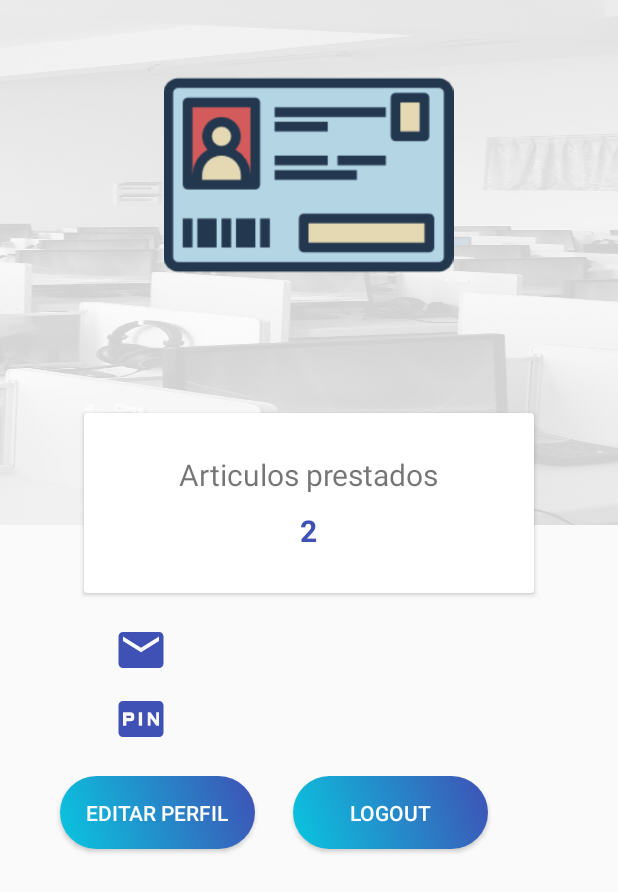
After one commit to BetanCesar/IoTecApp, an Android app: the PerfilActivity screen opened directly, with no data from a screen before it, on a phone screen of 412 x 824 dp. The commit adds this screen. Shown: the top 892 px of the screen. Run offline under Robolectric (Android 15) with nearby library versions, the phone set to English and light mode, and no system bars; our stand-ins replace Firebase (no records; nobody signed in at launch, a user with empty details on screens opened directly).

Commit message:
Activity perfil listo y boton Facebook

```diff
--- a/app/build.gradle
+++ b/app/build.gradle
@@ -21,6 +21,7 @@ android {
 dependencies {
     implementation fileTree(dir: 'libs', include: ['*.jar'])
     implementation 'com.android.support:appcompat-v7:26.1.0'
+    implementation 'com.android.support:cardview-v7:26.1.0'
     implementation 'com.android.support.constraint:constraint-layout:1.0.2'
     testImplementation 'junit:junit:4.12'
     androidTestImplementation 'com.android.support.test:runner:1.0.1'
--- a/app/src/main/AndroidManifest.xml
+++ b/app/src/main/AndroidManifest.xml
@@ -21,7 +21,8 @@
         <activity android:name=".CreateAccountActivity" />
         <activity android:name=".MainActivity" />
         <activity android:name=".ResetPasswordActivity" />
-        <activity android:name=".PedirMaterialesActivity"></activity>
+        <activity android:name=".PedirMaterialesActivity" />
+        <activity android:name=".PerfilActivity"></activity>
     </application>
 
 </manifest>
--- a/app/src/main/java/brandon/example/com/iotecapp/CreateAccountActivity.java
+++ b/app/src/main/java/brandon/example/com/iotecapp/CreateAccountActivity.java
@@ -52,7 +52,7 @@ public class CreateAccountActivity extends AppCompatActivity {
             @Override
             public void onClick(View view) {
 
-                String newemail = email.getText().toString().trim();
+                final String newemail = email.getText().toString().trim();
                 String newpass = contraseña.getText().toString().trim();
                 final String newname = nombre.getText().toString().trim();
                 final String newmatricula = matricula.getText().toString().trim();
@@ -95,6 +95,7 @@ public class CreateAccountActivity extends AppCompatActivity {
                                     DatabaseReference currentUserDB = mDatabase.child(auth.getCurrentUser().getUid());
                                     currentUserDB.child("nombre").setValue(newname);
                                     currentUserDB.child("matricula").setValue(newmatricula);
+                                    currentUserDB.child("correo").setValue(newemail);
                                     Intent intent = new Intent(CreateAccountActivity.this, MainActivity.class);
                                     startActivity(intent);
                                     finish();
--- a/app/src/main/java/brandon/example/com/iotecapp/MainActivity.java
+++ b/app/src/main/java/brandon/example/com/iotecapp/MainActivity.java
@@ -2,34 +2,51 @@ package brandon.example.com.iotecapp;
 
 import android.annotation.SuppressLint;
 import android.content.Intent;
+import android.net.Uri;
 import android.support.annotation.NonNull;
 import android.support.v7.app.AppCompatActivity;
 import android.os.Bundle;
 import android.view.View;
 import android.widget.Button;
+import android.widget.ImageView;
 
 import com.google.firebase.auth.FirebaseAuth;
 import com.google.firebase.auth.FirebaseUser;
 
 public class MainActivity extends AppCompatActivity {
-    private Button logout;
     private FirebaseAuth auth;
+    private ImageView perfil, facebook;
 
 
     @Override
     protected void onCreate(Bundle savedInstanceState) {
         super.onCreate(savedInstanceState);
         setContentView(R.layout.activity_main);
-        logout = (Button)findViewById(R.id.logout);
+
+        perfil = (ImageView) findViewById(R.id.perfil);
+        facebook = (ImageView) findViewById(R.id.facebookbutton);
+
         auth = FirebaseAuth.getInstance();
         //get current user
         final FirebaseUser user = FirebaseAuth.getInstance().getCurrentUser();
         //setDataToView(user);
 
-        logout.setOnClickListener(new View.OnClickListener() {
+
+        perfil.setOnClickListener(new View.OnClickListener() {
             @Override
             public void onClick(View view) {
-                signOut();
+                Intent intent = new Intent(MainActivity.this,PerfilActivity.class);
+                startActivity(intent);
+            }
+        });
+
+        facebook.setOnClickListener(new View.OnClickListener() {
+            @Override
+            public void onClick(View view) {
+                String url = "https://www.facebook.com/DCompCCM/";
+                Intent i = new Intent(Intent.ACTION_VIEW);
+                i.setData(Uri.parse(url));
+                startActivity(i);
             }
         });
 
@@ -68,25 +85,6 @@ public class MainActivity extends AppCompatActivity {
     };
 
 
-    //sign out method
-    public void signOut() {
-        auth.signOut();
-
-
-// this listener will be called when there is change in firebase user session
-        FirebaseAuth.AuthStateListener authListener = new FirebaseAuth.AuthStateListener() {
-            @Override
-            public void onAuthStateChanged(@NonNull FirebaseAuth firebaseAuth) {
-                FirebaseUser user = firebaseAuth.getCurrentUser();
-                if (user == null) {
-                    // user auth state is changed - user is null
-                    // launch login activity
-                    startActivity(new Intent(MainActivity.this, LoginActivity.class));
-                    finish();
-                }
-            }
-        };
-    }
 
     @Override
     protected void onResume() {
--- /dev/null
+++ b/app/src/main/java/brandon/example/com/iotecapp/PerfilActivity.java
@@ -0,0 +1,129 @@
+package brandon.example.com.iotecapp;
+
+import android.content.Intent;
+import android.support.annotation.NonNull;
+import android.support.v7.app.AppCompatActivity;
+import android.os.Bundle;
+import android.util.Log;
+import android.view.View;
+import android.widget.Button;
+import android.widget.TextView;
+
+import com.google.firebase.auth.FirebaseAuth;
+import com.google.firebase.auth.FirebaseUser;
+import com.google.firebase.database.DataSnapshot;
+import com.google.firebase.database.DatabaseError;
+import com.google.firebase.database.DatabaseReference;
+import com.google.firebase.database.FirebaseDatabase;
+import com.google.firebase.database.ValueEventListener;
+
+public class PerfilActivity extends AppCompatActivity {
+
+    private TextView nombre, prestados, correo, matricula;
+    private FirebaseAuth.AuthStateListener authStateListener;
+    private FirebaseAuth auth;
+    private DatabaseReference mRef;
+    private Button logout;
+
+    @Override
+    protected void onCreate(Bundle savedInstanceState) {
+        super.onCreate(savedInstanceState);
+        setContentView(R.layout.activity_perfil);
+
+        nombre = (TextView) findViewById(R.id.nombre);
+        prestados = (TextView) findViewById(R.id.prestados);
+        correo = (TextView) findViewById(R.id.correo);
+        matricula = (TextView) findViewById(R.id.matricula);
+        logout = (Button) findViewById(R.id.logoutnew);
+
+        logout.setOnClickListener(new View.OnClickListener() {
+            @Override
+            public void onClick(View view) {
+                signOut();
+            }
+        });
+
+        auth = FirebaseAuth.getInstance();
+        final FirebaseUser user = FirebaseAuth.getInstance().getCurrentUser();
+        setDataToView(user);
+
+        authStateListener = new FirebaseAuth.AuthStateListener() {
+            @Override
+            public void onAuthStateChanged(@NonNull FirebaseAuth firebaseAuth) {
+                FirebaseUser user = firebaseAuth.getCurrentUser();
+                if(user == null){
+                    Intent intent = new Intent(PerfilActivity.this,LoginActivity.class);
+                    startActivity(intent);
+                    finish();
+                }
+            }
+        };
+
+        String uid = FirebaseAuth.getInstance().getCurrentUser().getUid();
+
+        Log.e("MYLOG",uid);
+
+        mRef = FirebaseDatabase.getInstance().getReference("users").child(uid);
+        mRef.addValueEventListener(new ValueEventListener() {
+            @Override
+            public void onDataChange(DataSnapshot dataSnapshot) {
+                nombre.setText(dataSnapshot.child("nombre").getValue(String.class));
+                matricula.setText(dataSnapshot.child("matricula").getValue(String.class));
+
+
+            }
+
+            @Override
+            public void onCancelled(DatabaseError databaseError) {
+                Log.w("MYLOG", "onCancelled", databaseError.toException());
+            }
+        });
+
+
+
+    }
+
+    private void setDataToView(FirebaseUser user) {
+
+        correo.setText(user.getEmail());
+
+    }
+
+    public void signOut() {
+        auth.signOut();
+// this listener will be called when there is change in firebase user session
+        FirebaseAuth.AuthStateListener authListener = new FirebaseAuth.AuthStateListener() {
+            @Override
+            public void onAuthStateChanged(@NonNull FirebaseAuth firebaseAuth) {
+                FirebaseUser user = firebaseAuth.getCurrentUser();
+                if (user == null) {
+                    // user auth state is changed - user is null
+                    // launch login activity
+                    startActivity(new Intent(PerfilActivity.this, LoginActivity.class));
+                    finish();
+                }
+            }
+        };
+    }
+
+    @Override
+    protected void onResume() {
+        super.onResume();
+        //progressBar.setVisibility(View.GONE);
+    }
+
+    @Override
+    public void onStart() {
+        super.onStart();
+        auth.addAuthStateListener(authStateListener);
+    }
+
+    @Override
+    public void onStop() {
+        super.onStop();
+        if (authStateListener != null) {
+            auth.removeAuthStateListener(authStateListener);
+        }
+    }
+
+}
--- /dev/null
+++ b/app/src/main/res/drawable/buttonstyle.xml
@@ -0,0 +1,14 @@
+<?xml version="1.0" encoding="utf-8"?>
+<shape xmlns:android="http://schemas.android.com/apk/res/android">
+
+    <gradient android:angle="45"
+        android:startColor="@color/startblue"
+        android:endColor="@color/colorPrimary"></gradient>
+
+    <corners android:radius="45dp"></corners>
+    <padding android:top="15dp"
+        android:bottom="15dp"
+        android:left="15dp"
+        android:right="15dp"></padding>
+
+</shape>
--- /dev/null
+++ b/app/src/main/res/drawable/ic_email_black_24dp.xml
@@ -0,0 +1,9 @@
+<vector xmlns:android="http://schemas.android.com/apk/res/android"
+        android:width="24dp"
+        android:height="24dp"
+        android:viewportWidth="24.0"
+        android:viewportHeight="24.0">
+    <path
+        android:fillColor="#3F51B5"
+        android:pathData="M20,4L4,4c-1.1,0 -1.99,0.9 -1.99,2L2,18c0,1.1 0.9,2 2,2h16c1.1,0 2,-0.9 2,-2L22,6c0,-1.1 -0.9,-2 -2,-2zM20,8l-8,5 -8,-5L4,6l8,5 8,-5v2z"/>
+</vector>
--- /dev/null
+++ b/app/src/main/res/drawable/ic_fiber_pin_black_24dp.xml
@@ -0,0 +1,9 @@
+<vector xmlns:android="http://schemas.android.com/apk/res/android"
+        android:width="24dp"
+        android:height="24dp"
+        android:viewportWidth="24.0"
+        android:viewportHeight="24.0">
+    <path
+        android:fillColor="#3F51B5"
+        android:pathData="M5.5,10.5h2v1h-2zM20,4L4,4c-1.11,0 -1.99,0.89 -1.99,2L2,18c0,1.11 0.89,2 2,2h16c1.11,0 2,-0.89 2,-2L22,6c0,-1.11 -0.89,-2 -2,-2zM9,11.5c0,0.85 -0.65,1.5 -1.5,1.5h-2v2L4,15L4,9h3.5c0.85,0 1.5,0.65 1.5,1.5v1zM12.5,15L11,15L11,9h1.5v6zM20,15h-1.2l-2.55,-3.5L16.25,15L15,15L15,9h1.25l2.5,3.5L18.75,9L20,9v6z"/>
+</vector>
--- a/app/src/main/res/layout/activity_main.xml
+++ b/app/src/main/res/layout/activity_main.xml
@@ -60,7 +60,7 @@
         app:srcCompat="@drawable/acerdade" />
 
     <ImageView
-        android:id="@+id/imageView6"
+        android:id="@+id/facebookbutton"
         android:layout_width="47dp"
         android:layout_height="39dp"
         android:layout_marginBottom="8dp"
@@ -69,13 +69,4 @@
         app:layout_constraintEnd_toEndOf="parent"
         app:srcCompat="@drawable/facebook" />
 
-    <Button
-        android:id="@+id/logout"
-        android:layout_width="wrap_content"
-        android:layout_height="wrap_content"
-        android:layout_marginStart="8dp"
-        android:layout_marginTop="8dp"
-        android:text="Logout"
-        app:layout_constraintStart_toStartOf="parent"
-        app:layout_constraintTop_toTopOf="parent" />
 </android.support.constraint.ConstraintLayout>
--- /dev/null
+++ b/app/src/main/res/layout/activity_perfil.xml
@@ -0,0 +1,158 @@
+<?xml version="1.0" encoding="utf-8"?>
+<LinearLayout xmlns:android="http://schemas.android.com/apk/res/android"
+    xmlns:app="http://schemas.android.com/apk/res-auto"
+    xmlns:tools="http://schemas.android.com/tools"
+    android:layout_width="match_parent"
+    android:layout_height="match_parent"
+    tools:context="brandon.example.com.iotecapp.PerfilActivity"
+    android:background="@color/grayLight"
+    android:orientation="vertical">
+
+    <RelativeLayout
+        android:layout_width="match_parent"
+        android:layout_height="405dp">
+        <LinearLayout
+            android:background="@drawable/fondonuevo"
+            android:layout_width="match_parent"
+            android:layout_height="350dp"
+            android:orientation="vertical">
+
+            <ImageView
+                android:layout_width="203dp"
+                android:layout_height="193dp"
+                android:layout_gravity="center_horizontal"
+                android:layout_marginTop="20dp"
+                android:src="@drawable/credencial" />
+            <TextView
+                android:id="@+id/nombre"
+                android:layout_marginTop="5dp"
+                android:layout_gravity="center_horizontal"
+                android:layout_width="wrap_content"
+                android:layout_height="wrap_content"
+                android:text=""
+                android:textStyle="bold"
+                android:textSize="21sp"/>
+        </LinearLayout>
+
+        <android.support.v7.widget.CardView
+            android:layout_width="300dp"
+            android:layout_height="120dp"
+            android:layout_centerHorizontal="true"
+            android:layout_marginTop="275dp">
+            <LinearLayout
+                android:layout_width="match_parent"
+                android:layout_height="match_parent"
+                android:orientation="horizontal"
+                android:weightSum="1">
+                <LinearLayout
+                    android:gravity="center"
+                    android:orientation="vertical"
+                    android:layout_width="0dp"
+                    android:layout_weight="1"
+                    android:layout_height="match_parent">
+
+                    <TextView
+                        android:layout_width="wrap_content"
+                        android:layout_height="wrap_content"
+                        android:text="Articulos prestados"
+                        android:textSize="20sp"/>
+
+                    <TextView
+                        android:id="@+id/prestados"
+                        android:layout_width="wrap_content"
+                        android:layout_height="wrap_content"
+                        android:text="2"
+                        android:textStyle="bold"
+                        android:textSize="20sp"
+                        android:paddingTop="10dp"
+                        android:textColor="@color/colorPrimary"/>
+
+
+                </LinearLayout>
+
+
+            </LinearLayout>
+
+        </android.support.v7.widget.CardView>
+
+    </RelativeLayout>
+
+    <LinearLayout
+        android:layout_width="360dp"
+        android:layout_height="wrap_content"
+        android:orientation="vertical"
+        android:layout_gravity="center"
+        android:layout_marginTop="10dp"
+        >
+        <LinearLayout
+            android:orientation="horizontal"
+            android:paddingLeft="50dp"
+            android:layout_width="match_parent"
+            android:layout_height="wrap_content"
+            >
+            <ImageView
+                android:layout_width="36dp"
+                android:layout_height="36dp"
+                android:src="@drawable/ic_email_black_24dp"/>
+            <TextView
+                android:id="@+id/correo"
+                android:textStyle="bold"
+                android:layout_gravity="center_vertical"
+                android:layout_width="wrap_content"
+                android:layout_height="wrap_content"
+                android:paddingLeft="20dp"
+                android:text=""/>
+        </LinearLayout>
+
+        <LinearLayout
+            android:layout_marginTop="10dp"
+            android:orientation="horizontal"
+            android:paddingLeft="50dp"
+            android:layout_width="match_parent"
+            android:layout_height="wrap_content"
+            >
+            <ImageView
+                android:layout_width="36dp"
+                android:layout_height="36dp"
+                android:src="@drawable/ic_fiber_pin_black_24dp"/>
+            <TextView
+                android:id="@+id/matricula"
+                android:textStyle="bold"
+                android:layout_gravity="center_vertical"
+                android:layout_width="wrap_content"
+                android:layout_height="wrap_content"
+                android:paddingLeft="20dp"
+                android:text=""/>
+        </LinearLayout>
+    </LinearLayout>
+
+
+
+    <LinearLayout
+        android:layout_width="match_parent"
+        android:layout_height="match_parent"
+        android:orientation="horizontal"
+        android:weightSum="2">
+
+        <Button
+            android:background="@drawable/buttonstyle"
+            android:textColor="#fff"
+            android:layout_marginTop="20dp"
+            android:layout_marginLeft="40dp"
+            android:layout_width="130dp"
+            android:layout_height="wrap_content"
+            android:text="Editar perfil"
+            />
+        <Button
+            android:id="@+id/logoutnew"
+            android:background="@drawable/buttonstyle"
+            android:textColor="#fff"
+            android:layout_marginTop="20dp"
+            android:layout_marginLeft="25dp"
+            android:layout_width="130dp"
+            android:layout_height="wrap_content"
+            android:text="Logout"
+            />
+    </LinearLayout>
+
+</LinearLayout>
--- a/app/src/main/res/values/colors.xml
+++ b/app/src/main/res/values/colors.xml
@@ -3,4 +3,8 @@
     <color name="colorPrimary">#3F51B5</color>
     <color name="colorPrimaryDark">#303F9F</color>
     <color name="colorAccent">#FF4081</color>
+    <color name="primaryDark">#292b3d</color>
+    <color name="grayLight">#fafafa</color>
+    <color name="startblue">#09c6df</color>
+    <color name="endblue">#0bcce6</color>
 </resources>
```
